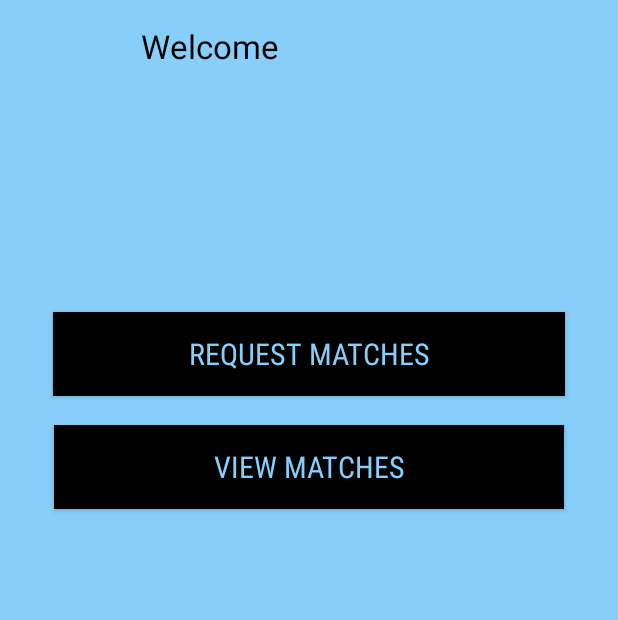
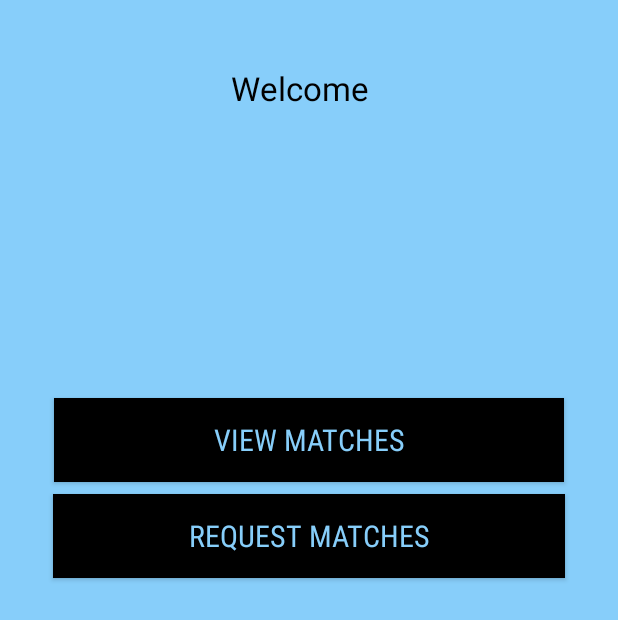
Before and after one commit to BluEyedTree/MadameMatchMaker, an Android app: the screen it shows after launch (MenuActivity), after a tap on "LOGIN", on a phone screen of 412 x 824 dp. Shown: the top 620 px of the screen. Run offline under Robolectric (Android 15) with nearby library versions, the phone set to English and light mode, and no system bars; network calls fail.

```diff
--- a/Android App/basicBApp/app/src/main/AndroidManifest.xml
+++ b/Android App/basicBApp/app/src/main/AndroidManifest.xml
@@ -20,7 +20,9 @@
         <activity android:name=".SignupActivity" />
         <activity android:name=".MenuActivity" />
         <activity android:name=".LoginFail" />
-        <activity android:name=".ViewMatches"></activity>
+        <activity android:name=".ViewMatches"/>
+        <activity android:name=".RequestMatchActivity"/>
+
     </application>
 
 </manifest>
--- a/Android App/basicBApp/app/src/main/java/com/hfad/basicbapp/MenuActivity.java
+++ b/Android App/basicBApp/app/src/main/java/com/hfad/basicbapp/MenuActivity.java
@@ -10,7 +10,7 @@ import android.widget.TextView;
 import java.util.Arrays;
 
 public class MenuActivity extends AppCompatActivity implements View.OnClickListener {
-    Button requestMatch;
+    Button requestMatchTest;
     Button viewMatch;
     @Override
     protected void onCreate(Bundle savedInstanceState) {
@@ -35,7 +35,7 @@ public class MenuActivity extends AppCompatActivity implements View.OnClickListe
 
     // initializing the view elements.
     private void initializeElements(){
-        requestMatch = (Button)findViewById(R.id.requestMatchButton);
+        requestMatchTest = (Button)findViewById(R.id.toRequestMatchActivity);
         viewMatch = (Button)findViewById(R.id.viewMatchesButton);
     }
 
@@ -43,7 +43,8 @@ public class MenuActivity extends AppCompatActivity implements View.OnClickListe
 
     private void setListeners(){
         viewMatch.setOnClickListener(this);
-        //requestMatch.setOnClickListener(this);
+        requestMatchTest.setOnClickListener(this);
+
     }
 
     // defines the button functionality.
@@ -54,9 +55,9 @@ public class MenuActivity extends AppCompatActivity implements View.OnClickListe
                 Intent toViewMatches = new Intent(this,ViewMatches.class);
                 startActivity(toViewMatches);
                 break;
-            case R.id.requestMatchButton:
-                Intent toViewMatches1 = new Intent(this,ViewMatches.class);
-                startActivity(toViewMatches1);
+            case R.id.toRequestMatchActivity:
+                Intent toRequestIntent = new Intent(this,RequestMatchActivity.class);
+                startActivity(toRequestIntent);
                 break;
         }
     }
--- a/Android App/basicBApp/app/src/main/res/layout/activity_menu.xml
+++ b/Android App/basicBApp/app/src/main/res/layout/activity_menu.xml
@@ -11,17 +11,21 @@
         android:id="@+id/username"
         android:layout_width="169dp"
         android:layout_height="85dp"
-        android:layout_marginLeft="94dp"
+        android:layout_marginLeft="99dp"
         android:layout_marginStart="94dp"
         android:layout_marginTop="16dp"
         android:textAppearance="@style/TextAppearance.AppCompat"
         android:textColor="@android:color/black"
         android:textSize="22sp"
+        android:gravity="center"
         android:visibility="visible"
         app:layout_constraintLeft_toLeftOf="parent"
         app:layout_constraintTop_toTopOf="parent"
         tools:layout_constraintLeft_creator="1"
-        tools:layout_constraintTop_creator="1" />
+        tools:layout_constraintTop_creator="1"
+        android:layout_marginRight="8dp"
+        app:layout_constraintRight_toRightOf="parent"
+        app:layout_constraintHorizontal_bias="0.166" />
 
     <android.support.v7.widget.AppCompatButton
         android:id="@+id/viewMatchesButton"
@@ -46,10 +50,13 @@
         tools:layout_constraintLeft_creator="1"
         app:layout_constraintLeft_toLeftOf="parent"
         android:layout_marginLeft="36dp"
-        android:layout_marginRight="36dp" />
+        android:layout_marginRight="36dp"
+        app:layout_constraintHorizontal_bias="0.0"
+        android:layout_marginBottom="8dp"
+        app:layout_constraintBottom_toTopOf="@+id/toRequestMatchActivity" />
 
     <android.support.v7.widget.AppCompatButton
-        android:id="@+id/requestMatchesButton"
+        android:id="@+id/toRequestMatchActivity"
         style="@style/Base.Widget.AppCompat.Button"
         android:layout_width="0dp"
         android:layout_height="56dp"
@@ -66,11 +73,12 @@
         android:layout_marginStart="35dp"
         android:layout_marginEnd="35dp"
         app:layout_constraintRight_toRightOf="parent"
-        android:layout_marginTop="208dp"
+        android:layout_marginTop="329dp"
         tools:layout_constraintLeft_creator="1"
         app:layout_constraintLeft_toLeftOf="parent"
         app:layout_constraintTop_toTopOf="parent"
         android:layout_marginLeft="35dp"
-        android:layout_marginRight="35dp" />
+        android:layout_marginRight="35dp"
+        app:layout_constraintHorizontal_bias="1.0" />
 
 </android.support.constraint.ConstraintLayout>
```
Also changed, not shown: Android App/basicBApp/app/src/main/java/com/hfad/basicbapp/RequestMatchActivity.java (+76 -1 lines), Android App/basicBApp/app/src/main/res/layout/activity_request_match.xml (+20 -23 lines), Android App/basicBApp/app/src/main/res/drawable/img_logo.jpg (added), Android App/basicBApp/app/src/main/res/drawable/img_logo1.jpg (added), Android App/basicBApp/app/src/main/res/drawable/img_logo2.jpg (added), Android App/basicBApp/app/src/main/res/drawable/pupa.png (added), 1 other file.
